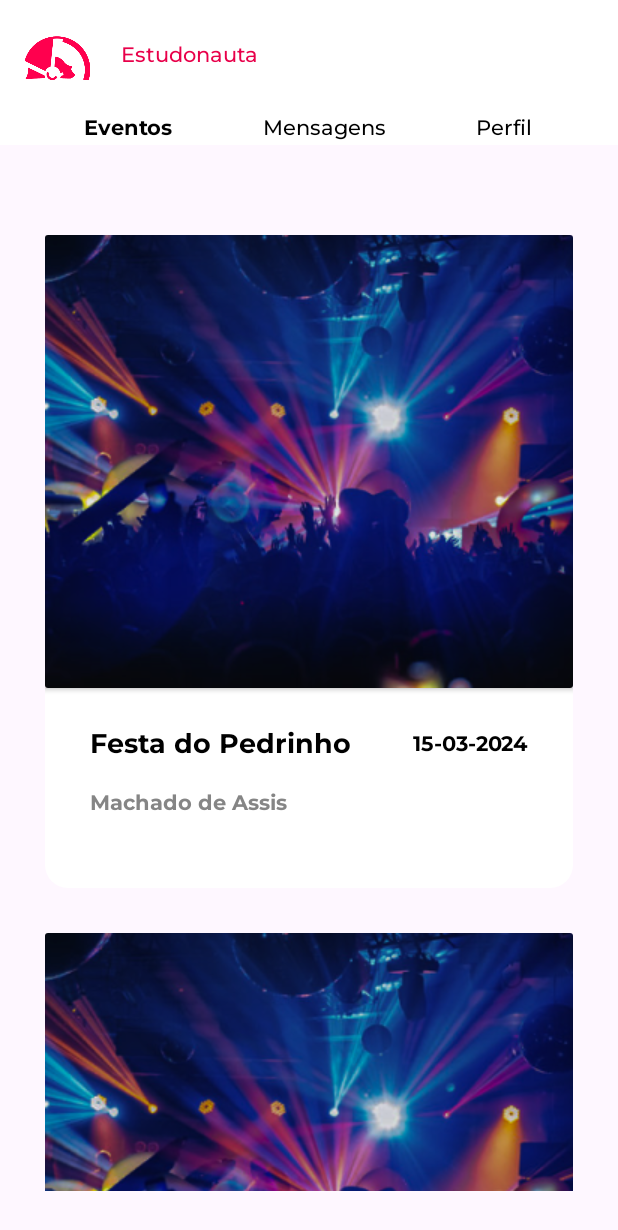
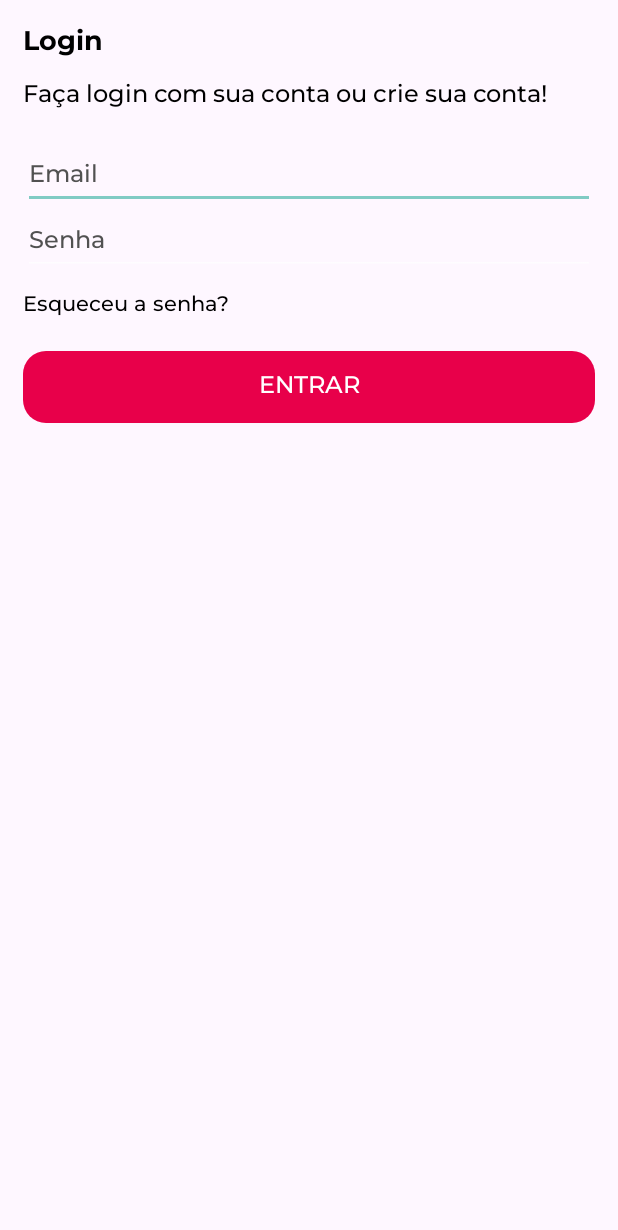
Before and after one commit to YuriEsteves0/Estudonauta, an Android app: the screen it shows after launch (MainActivity before the commit, LoginActivity after it), on a phone screen of 412 x 824 dp. Shown: the top 1230 px of the screen. Run offline under Robolectric (Android 15) with nearby library versions, the phone set to English and light mode, and no system bars.

Commit message:
Criação da tela de Login

```diff
--- a/ProjetoFinalAndroidStudioEstudonauta/app/src/main/java/com/yuri/projetofinalandroidstudioestudonauta/PerfilActivity.java
+++ b/ProjetoFinalAndroidStudioEstudonauta/app/src/main/java/com/yuri/projetofinalandroidstudioestudonauta/LoginActivity.java
@@ -1,6 +1,8 @@
 package com.yuri.projetofinalandroidstudioestudonauta;
 
 import android.os.Bundle;
+import android.widget.EditText;
+import android.widget.TextView;
 
 import androidx.activity.EdgeToEdge;
 import androidx.appcompat.app.AppCompatActivity;
@@ -8,17 +10,32 @@ import androidx.core.graphics.Insets;
 import androidx.core.view.ViewCompat;
 import androidx.core.view.WindowInsetsCompat;
 
-public class PerfilActivity extends AppCompatActivity {
+public class LoginActivity extends AppCompatActivity {
+
+    private TextView login, loginTxt;
+    private EditText emailInput, senhaInput;
 
     @Override
     protected void onCreate(Bundle savedInstanceState) {
         super.onCreate(savedInstanceState);
         EdgeToEdge.enable(this);
-        setContentView(R.layout.activity_perfil);
+        setContentView(R.layout.activity_login);
         ViewCompat.setOnApplyWindowInsetsListener(findViewById(R.id.main), (v, insets) -> {
             Insets systemBars = insets.getInsets(WindowInsetsCompat.Type.systemBars());
             v.setPadding(systemBars.left, systemBars.top, systemBars.right, systemBars.bottom);
             return insets;
         });
+
+        dados();
+
+
+    }
+
+    public void dados(){
+        login = findViewById(R.id.login);
+        loginTxt = findViewById(R.id.loginTxt);
+        emailInput = findViewById(R.id.emailInput);
+        senhaInput = findViewById(R.id.senhaInput);
+
     }
 }
--- a/ProjetoFinalAndroidStudioEstudonauta/app/src/main/java/com/yuri/projetofinalandroidstudioestudonauta/MainActivity.java
+++ b/ProjetoFinalAndroidStudioEstudonauta/app/src/main/java/com/yuri/projetofinalandroidstudioestudonauta/MainActivity.java
@@ -16,12 +16,15 @@ import androidx.fragment.app.FragmentManager;
 
 import com.google.android.material.bottomnavigation.BottomNavigationView;
 import com.yuri.projetofinalandroidstudioestudonauta.Fragments.HomeFragment;
+import com.yuri.projetofinalandroidstudioestudonauta.Fragments.PerfilFragment;
 import com.yuri.projetofinalandroidstudioestudonauta.Helpers.AndroidHelper;
 
 public class MainActivity extends AppCompatActivity {
 
     private TextView eventos, mensagens, perfil;
     private HomeFragment homeFragment = new HomeFragment();
+    private PerfilFragment perfilFragment = new PerfilFragment();
+
 
     @Override
     protected void onCreate(Bundle savedInstanceState) {
@@ -45,7 +48,6 @@ public class MainActivity extends AppCompatActivity {
 
         Typeface customFontMedium = ResourcesCompat.getFont(this, R.font.montserrat_medium);
         Typeface customFontBold = ResourcesCompat.getFont(this, R.font.montserrat_bold);
-
 
         eventos.setOnClickListener(new View.OnClickListener() {
             @Override
@@ -73,7 +75,7 @@ public class MainActivity extends AppCompatActivity {
         perfil.setOnClickListener(new View.OnClickListener() {
             @Override
             public void onClick(View v) {
-                AndroidHelper.trocarTela(MainActivity.this, PerfilActivity.class    );
+                fragmentManager.beginTransaction().replace(R.id.FL, perfilFragment).commit();
 
                 eventos.setTypeface(customFontMedium);
                 mensagens.setTypeface(customFontMedium);
--- /dev/null
+++ b/ProjetoFinalAndroidStudioEstudonauta/app/src/main/res/drawable/btn_style.xml
@@ -0,0 +1,5 @@
+<?xml version="1.0" encoding="utf-8"?>
+<shape xmlns:android="http://schemas.android.com/apk/res/android">
+    <solid android:color="@color/vermelhoPrimario"/>
+    <corners android:radius="15dp"/>
+</shape>
--- /dev/null
+++ b/ProjetoFinalAndroidStudioEstudonauta/app/src/main/res/layout/activity_login.xml
@@ -0,0 +1,77 @@
+<?xml version="1.0" encoding="utf-8"?>
+<RelativeLayout xmlns:android="http://schemas.android.com/apk/res/android"
+    xmlns:app="http://schemas.android.com/apk/res-auto"
+    xmlns:tools="http://schemas.android.com/tools"
+    android:id="@+id/main"
+    android:layout_width="match_parent"
+    android:layout_height="match_parent"
+    android:background="@color/bgColor"
+    tools:context=".LoginActivity">
+
+    <RelativeLayout
+        android:layout_width="match_parent"
+        android:layout_height="match_parent"
+        android:padding="15dp">
+
+        <TextView android:id="@+id/login"
+            android:layout_width="wrap_content"
+            android:layout_height="wrap_content"
+            android:text="Login"
+            android:textColor="@color/black"
+            android:textSize="18sp"
+            android:fontFamily="@font/montserrat_bold"/>
+
+        <TextView android:id="@+id/loginTxt"
+            android:layout_width="wrap_content"
+            android:layout_height="wrap_content"
+            android:textSize="16sp"
+            android:layout_marginTop="10dp"
+            android:text="Faça login com sua conta ou crie sua conta!"
+            android:layout_below="@id/login"
+            android:textColor="@color/black"
+            />
+
+        <EditText android:id="@+id/emailInput"
+            android:layout_width="match_parent"
+            android:layout_height="wrap_content"
+            android:textSize="16sp"
+            android:text=""
+            android:layout_marginTop="20dp"
+            android:textColor="@color/black"
+            android:hint="Email"
+            android:textColorHint="@color/cinza"
+            android:inputType="textEmailAddress"
+            android:layout_below="@id/loginTxt"/>
+
+
+        <EditText android:id="@+id/senhaInput"
+            android:layout_width="match_parent"
+            android:layout_height="wrap_content"
+            android:textSize="16sp"
+            android:text=""
+            android:textColor="@color/black"
+            android:hint="Senha"
+            android:textColorHint="@color/cinza"
+            android:inputType="textPassword"
+            android:layout_below="@id/emailInput"/>
+
+        <TextView android:id="@+id/esqueceuSenha"
+            android:layout_width="wrap_content"
+            android:layout_height="wrap_content"
+            android:layout_below="@id/senhaInput"
+            android:layout_marginTop="10dp"
+            android:layout_marginBottom="10dp"
+            android:textColor="@color/black"
+            android:text="Esqueceu a senha?"/>
+
+        <Button
+            android:layout_width="match_parent"
+            android:layout_height="wrap_content"
+            android:text="Entrar"
+            android:layout_marginTop="10dp"
+            android:textColor="@color/white"
+            android:background="@drawable/btn_style"
+            android:textSize="16sp"
+            android:layout_below="@id/esqueceuSenha"/>
+    </RelativeLayout>
+</RelativeLayout>
--- a/ProjetoFinalAndroidStudioEstudonauta/app/src/main/res/values-night/themes.xml
+++ b/ProjetoFinalAndroidStudioEstudonauta/app/src/main/res/values-night/themes.xml
@@ -1,6 +1,6 @@
 <resources xmlns:tools="http://schemas.android.com/tools">
     <!-- Base application theme. -->
-    <style name="Base.Theme.ProjetoFinalAndroidStudioEstudonauta" parent="Theme.Material3.DayNight.NoActionBar">
+    <style name="Base.Theme.ProjetoFinalAndroidStudioEstudonauta" parent="Theme.AppCompat.DayNight.NoActionBar">
         <!-- Customize your dark theme here. -->
         <!-- <item name="colorPrimary">@color/my_dark_primary</item> -->
     </style>
--- a/ProjetoFinalAndroidStudioEstudonauta/app/src/main/res/values/themes.xml
+++ b/ProjetoFinalAndroidStudioEstudonauta/app/src/main/res/values/themes.xml
@@ -1,6 +1,6 @@
 <resources xmlns:tools="http://schemas.android.com/tools">
     <!-- Base application theme. -->
-    <style name="Base.Theme.ProjetoFinalAndroidStudioEstudonauta" parent="Theme.Material3.DayNight.NoActionBar">
+    <style name="Base.Theme.ProjetoFinalAndroidStudioEstudonauta" parent="Theme.AppCompat.NoActionBar">
         <!-- Customize your light theme here. -->
         <!-- <item name="colorPrimary">@color/my_light_primary</item> -->
         <item name="android:fontFamily">@font/montserrat_medium</item>
```
Also changed, not shown: ProjetoFinalAndroidStudioEstudonauta/app/src/main/AndroidManifest.xml (+8 -2 lines), ProjetoFinalAndroidStudioEstudonauta/app/src/main/java/com/yuri/projetofinalandroidstudioestudonauta/Fragments/PerfilFragment.java (added, +46 -0 lines), ProjetoFinalAndroidStudioEstudonauta/app/src/main/res/layout/activity_perfil.xml (deleted, +0 -10 lines), ProjetoFinalAndroidStudioEstudonauta/app/src/main/res/layout/fragment_perfil.xml (added, +72 -0 lines).
